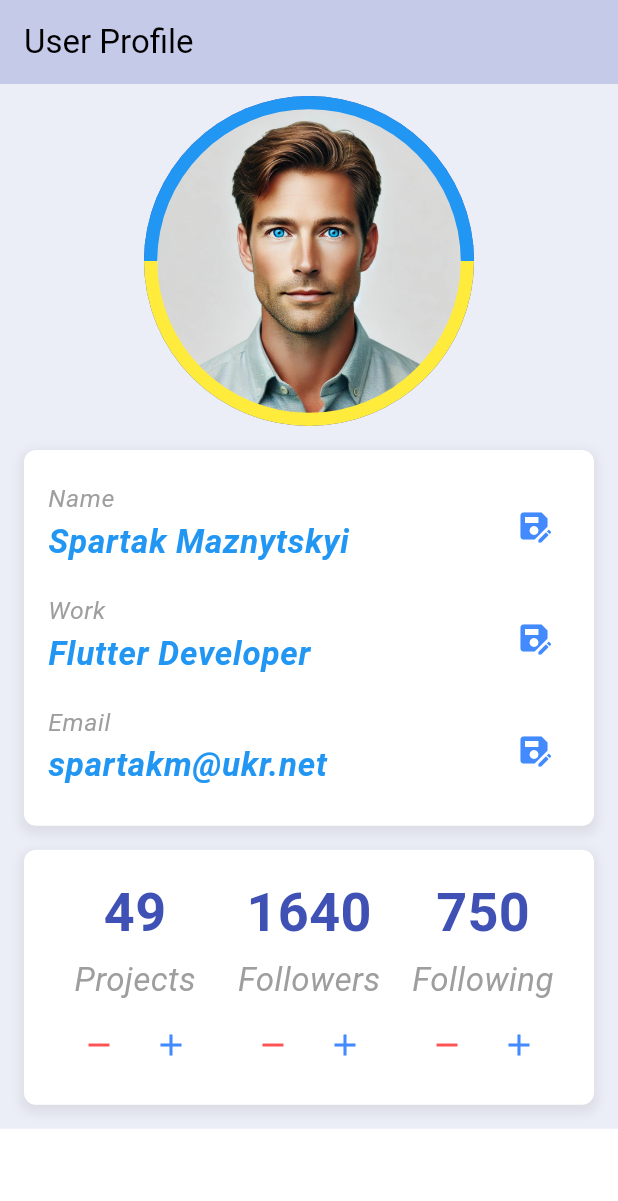
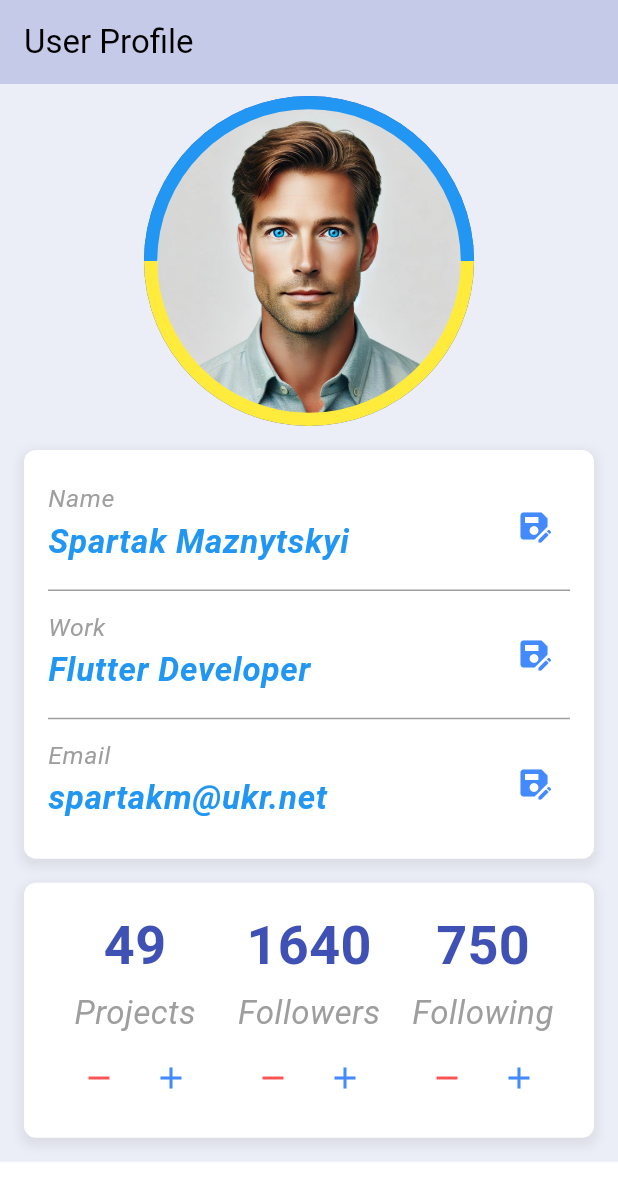
Before and after one commit to Spartakm67/flutter_home_work7, a Flutter app: the screen it shows after launch, on a phone screen of 412 x 824 dp. Shown: the top 1201 px of the screen. Run offline on Flutter 3.47's test engine with Material 3 defaults, Android fonts, the phone set to English and light mode, and no system bars.

Commit message:
Divider added

```diff
--- a/lib/widgets/user_details.dart
+++ b/lib/widgets/user_details.dart
@@ -58,7 +58,7 @@ class _UserDetailsState extends State<UserDetails> {
       padding: EdgeInsets.all(paddingValue),
       child: Container(
         decoration: ContainerStyles.containerDecoration,
-        padding: const EdgeInsets.all(16.0),
+        padding: EdgeInsets.all(paddingValue),
         child: Column(
           crossAxisAlignment: CrossAxisAlignment.start,
           children: [
@@ -67,13 +67,13 @@ class _UserDetailsState extends State<UserDetails> {
               label: 'Name',
               onSave: _saveData,
             ),
-            const SizedBox(height: 5),
+            const Divider(thickness: 1, color: Colors.grey),
             UserDetailsField(
               controller: _workController,
               label: 'Work',
               onSave: _saveData,
             ),
-            const SizedBox(height: 5),
+            const Divider(thickness: 1, color: Colors.grey),
             UserDetailsField(
               controller: _emailController,
               label: 'Email',
```
